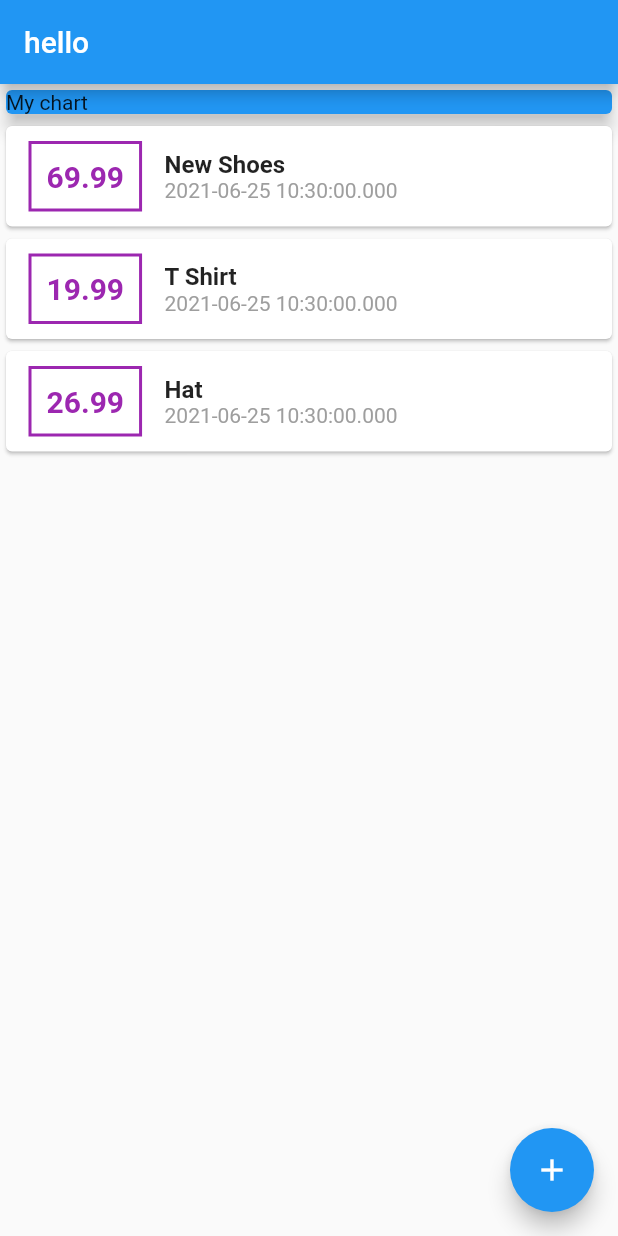
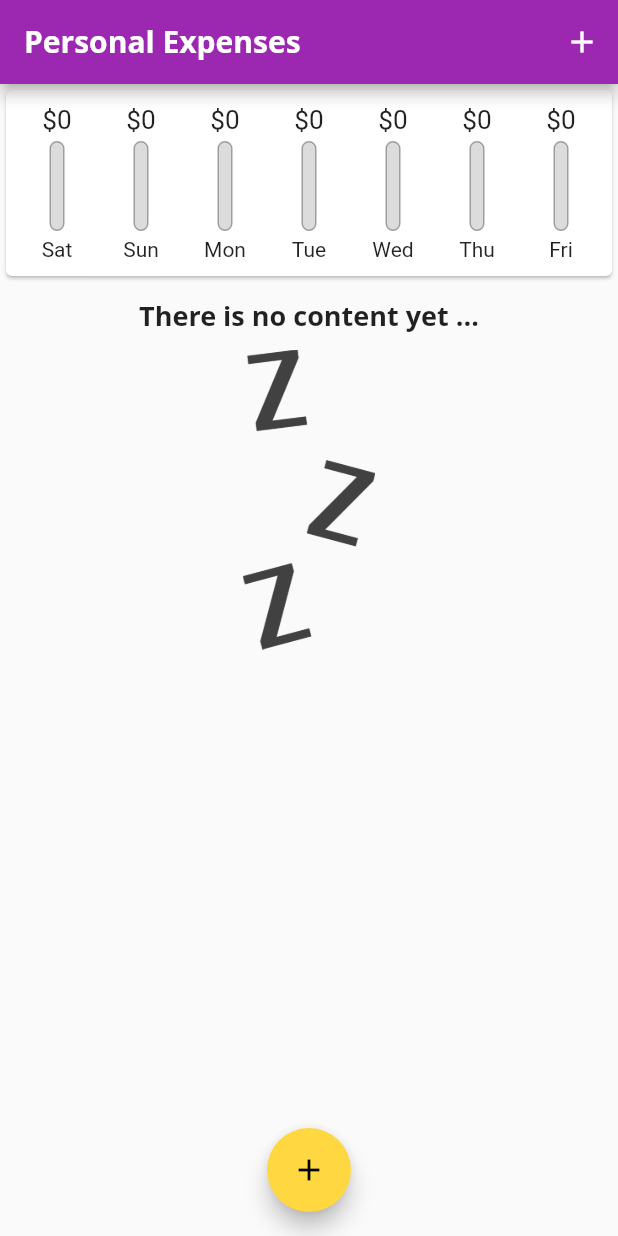
Before and after one commit to erikfors/expenses_tracker, a Flutter app: the screen it shows after launch, on a phone screen of 412 x 824 dp. Run offline on Flutter 3.47's test engine with Material 2 defaults, Android fonts, the phone set to English and light mode, and no system bars; missing offline and left inert: dart:ffi; Roboto replaces fonts that are missing (Open Sans).

Commit message:
Finished app

```diff
--- a/lib/main.dart
+++ b/lib/main.dart
@@ -1,6 +1,9 @@
 import 'package:flutter/material.dart';
 
-import './transaction.dart';
+import '/models/transaction.dart';
+import '/widgets/new_transaction.dart';
+import '/widgets/transaction_list.dart';
+import './widgets/chart.dart';
 
 void main() {
   runApp(MyApp());
@@ -11,32 +14,89 @@ class MyApp extends StatelessWidget {
   @override
   Widget build(BuildContext context) {
     return MaterialApp(
-      title: 'Flutter Demo',
+      title: 'Personal Expenses',
       theme: ThemeData(
         // This is the theme of your application.
-        //
-        // Try running your application with "flutter run". You'll see the
-        // application has a blue toolbar. Then, without quitting the app, try
-        // changing the primarySwatch below to Colors.green and then invoke
-        // "hot reload" (press "r" in the console where you ran "flutter run",
-        // or simply save your changes to "hot reload" in a Flutter IDE).
-        // Notice that the counter didn't reset back to zero; the application
-        // is not restarted.
-        primarySwatch: Colors.blue,
+        primarySwatch: Colors.purple,
+        accentColor: Colors.amberAccent,
+        fontFamily: "Quicksand",
+        textTheme: ThemeData.light().textTheme.copyWith(
+              headline6: TextStyle(
+                fontFamily: "Open Sans",
+                fontSize: 18,
+                fontWeight: FontWeight.bold,
+              ),
+            ),
+        appBarTheme: AppBarTheme(
+          textTheme: ThemeData.light().textTheme.copyWith(
+                headline6: TextStyle(
+                  fontFamily: "Open Sans",
+                  fontSize: 20,
+                  fontWeight: FontWeight.bold,
+                ),
+              ),
+        ),
       ),
       home: MyHomePage(),
     );
   }
 }
 
-class MyHomePage extends StatelessWidget {
-  final List<Transaction> transactions = [
-    Transaction(
-        id: "t1", title: "New Shoes", amount: 69.99, date: DateTime.now()),
-    Transaction(
-        id: "t2", title: "T Shirt", amount: 19.99, date: DateTime.now()),
-    Transaction(id: "t3", title: "Hat", amount: 26.99, date: DateTime.now()),
+class MyHomePage extends StatefulWidget {
+  @override
+  _MyHomePageState createState() => _MyHomePageState();
+}
+
+class _MyHomePageState extends State<MyHomePage> {
+  final List<Transaction> _userTransactions = [
+    // Transaction(
+    //     id: "t1", title: "New Shoes", amount: 69.99, date: DateTime.now()),
+    // Transaction(
+    //     id: "t2", title: "T Shirt", amount: 19.99, date: DateTime.now()),
+    // Transaction(id: "t3", title: "Hat", amount: 26.99, date: DateTime.now()),
   ];
+
+  void _addTransaction(String title, double amount, DateTime dateTime) {
+    final newTx = Transaction(
+      amount: amount,
+      date: dateTime,
+      title: title,
+      id: DateTime.now().toString(),
+    );
+
+    setState(() {
+      _userTransactions.add(newTx);
+    });
+  }
+
+  void _deleteTransaction(String id) {
+    setState(() {
+      _userTransactions.removeWhere(
+        (element) {
+          return element.id == id;
+        },
+      );
+    });
+  }
+
+  List<Transaction> get _recentTransactions {
+    return _userTransactions.where((tx) {
+      return tx.date.isAfter(
+        DateTime.now().subtract(
+          Duration(days: 7),
+        ),
+      );
+    }).toList();
+  }
+
+  void startAddNewTransaction(BuildContext ctx) {
+    showModalBottomSheet(
+      context: ctx,
+      builder: (_) {
+        return NewTransaction(_addTransaction);
+      },
+    );
+  }
 
   @override
   Widget build(BuildContext context) {
@@ -48,74 +108,35 @@ class MyHomePage extends StatelessWidget {
     // than having to individually change instances of widgets.
     return Scaffold(
       appBar: AppBar(
+        actions: [
+          IconButton(
+            icon: Icon(Icons.add),
+            onPressed: () {
+              startAddNewTransaction(context);
+            },
+          ),
+        ],
         // Here we take the value from the MyHomePage object that was created by
         // the App.build method, and use it to set our appbar title.
-        title: Text("hello"),
+        title: const Text(
+          "Personal Expenses",
+        ),
       ),
       body: Column(
         children: [
-          Container(
-            width: double.infinity,
-            child: Card(
-              color: Colors.blue,
-              elevation: 5,
-              child: Text("My chart"),
-            ),
+          Chart(_recentTransactions),
+          Flexible(
+            child: TransactionList(_userTransactions, _deleteTransaction),
           ),
-          Column(
-              children: transactions.map((tx) {
-            return Card(
-              child: Row(
-                children: [
-                  Container(
-                    padding: EdgeInsets.all(10),
-                    margin: EdgeInsets.symmetric(
-                      vertical: 10,
-                      horizontal: 15,
-                    ),
-                    decoration: BoxDecoration(
-                      border: Border.all(
-                        color: Colors.purple,
-                        width: 2,
-                      ),
-                    ),
-                    child: Text(
-                      tx.amount.toString(),
-                      style: TextStyle(
-                        fontWeight: FontWeight.bold,
-                        fontSize: 20,
-                        color: Colors.purple,
-                      ),
-                    ),
-                  ),
-                  Column(
-                    crossAxisAlignment: CrossAxisAlignment.start,
-                    children: [
-                      Text(
-                        tx.title,
-                        style: TextStyle(
-                          fontWeight: FontWeight.bold,
-                          fontSize: 16,
-                        ),
-                      ),
-                      Text(
-                        tx.date.toString(),
-                        style: TextStyle(
-                          color: Colors.grey,
-                        ),
-                      ),
-                    ],
-                  ),
-                ],
-              ),
-            );
-          }).toList()),
         ],
       ),
+      floatingActionButtonLocation: FloatingActionButtonLocation.centerFloat,
       floatingActionButton: FloatingActionButton(
-        onPressed: null,
+        onPressed: () {
+          startAddNewTransaction(context);
+        },
         tooltip: 'Increment',
-        child: Icon(Icons.add),
+        child: const Icon(Icons.add),
       ), // This trailing comma makes auto-formatting nicer for build methods.
     );
   }
--- /dev/null
+++ b/lib/widgets/chart.dart
@@ -0,0 +1,64 @@
+import 'package:flutter/material.dart';
+import 'package:intl/intl.dart';
+
+import '/models/transaction.dart';
+import '/widgets/chart_bar.dart';
+
+class Chart extends StatelessWidget {
+  final List<Transaction> recentTransactions;
+
+  Chart(this.recentTransactions);
+
+  List<Map<String, Object>> get groupedTransactionValues {
+    return List.generate(7, (index) {
+      final weekDay = DateTime.now().subtract(
+        Duration(days: index),
+      );
+      var totalSum = 0.0;
+
+      for (var i = 0; i < recentTransactions.length; i++) {
+        if (recentTransactions[i].date.day == weekDay.day &&
+            recentTransactions[i].date.month == weekDay.month &&
+            recentTransactions[i].date.year == weekDay.year) {
+          totalSum += recentTransactions[i].amount;
+        }
+      }
+
+      return {
+        "day": DateFormat.E().format(
+          weekDay,
+        ),
+        "amount": totalSum,
+      };
+    }).reversed.toList();
+  }
+
+  double get maxSpending {
+    return groupedTransactionValues.fold(0.0, (currentSum, element) {
+      return currentSum + (element["amount"] as double);
+    });
+  }
+
+  @override
+  Widget build(BuildContext context) {
+    return Card(
+      child: Padding(
+        padding: const EdgeInsets.all(6.0),
+        child: Row(
+          mainAxisAlignment: MainAxisAlignment.spaceAround,
+          children: groupedTransactionValues.map((data) {
+            return Flexible(
+              fit: FlexFit.tight,
+              child: ChartBar(
+                  data["day"].toString(),
+                  double.parse(data["amount"].toString()),
+                  maxSpending == 0.0
+                      ? 0.0
+                      : (data["amount"] as double) / maxSpending),
+            );
+          }).toList(),
+        ),
+      ),
+    );
+  }
+}
--- /dev/null
+++ b/lib/widgets/chart_bar.dart
@@ -0,0 +1,54 @@
+import 'package:flutter/material.dart';
+
+class ChartBar extends StatelessWidget {
+  final String label;
+  final double spendingAmount;
+  final double spendingPctOfTotal;
+
+  ChartBar(this.label, this.spendingAmount, this.spendingPctOfTotal);
+
+  @override
+  Widget build(BuildContext context) {
+    return Column(
+      children: [
+        Container(
+          margin: EdgeInsets.symmetric(vertical: 4),
+          height: 20,
+          child: FittedBox(
+            child: Text("\$${spendingAmount.toStringAsFixed(0)}"),
+          ),
+        ),
+        Container(
+          height: 60,
+          width: 10,
+          child: Stack(
+            children: [
+              Container(
+                decoration: BoxDecoration(
+                  border: Border.all(color: Colors.grey, width: 1.0),
+                  color: Color.fromRGBO(220, 220, 220, 1),
+                  borderRadius: BorderRadius.circular(10),
+                ),
+              ),
+              FractionallySizedBox(
+                heightFactor: spendingPctOfTotal,
+                child: Container(
+                  decoration: BoxDecoration(
+                    color: Theme.of(context).primaryColor,
+                    borderRadius: BorderRadius.circular(10),
+                  ),
+                ),
+              ),
+            ],
+          ),
+        ),
+        Container(
+          margin: EdgeInsets.symmetric(
+            vertical: 4,
+          ),
+          child: Text(label),
+        ),
+      ],
+    );
+  }
+}
--- /dev/null
+++ b/lib/widgets/transaction_list.dart
@@ -0,0 +1,76 @@
+import 'package:flutter/material.dart';
+import 'package:intl/intl.dart';
+
+import '/models/transaction.dart';
+
+class TransactionList extends StatelessWidget {
+  final List<Transaction> _userTransactions;
+  final Function deleteTransaction;
+
+  TransactionList(this._userTransactions, this.deleteTransaction);
+
+  @override
+  Widget build(BuildContext context) {
+    return Container(
+      child: _userTransactions.isEmpty
+          ? Column(
+              mainAxisAlignment: MainAxisAlignment.start,
+              children: [
+                Padding(
+                  padding: const EdgeInsets.all(10.0),
+                  child: Text(
+                    "There is no content yet ...",
+                    style: Theme.of(context).textTheme.headline6,
+                  ),
+                ),
+                Container(
+                  height: 200,
+                  child: Image.asset(
+                    'assets/images/waiting.png',
+                    fit: BoxFit.cover,
+                  ),
+                ),
+              ],
+            )
+          : ListView.builder(
+              itemBuilder: (ctx, index) {
+                return Card(
+                  margin: EdgeInsets.symmetric(
+                    vertical: 8,
+                    horizontal: 5,
+                  ),
+                  child: ListTile(
+                    leading: CircleAvatar(
+                      child: Padding(
+                        padding: const EdgeInsets.all(6.0),
+                        child: FittedBox(
+                          child: Text(
+                            "\$${_userTransactions[index].amount}",
+                          ),
+                        ),
+                      ),
+                    ),
+                    title: Text(
+                      _userTransactions[index].title,
+                      style: Theme.of(context).textTheme.headline6,
+                    ),
+                    subtitle: Text(
+                      DateFormat.yMMMd().format(_userTransactions[index].date),
+                    ),
+                    trailing: IconButton(
+                      onPressed: () {
+                        deleteTransaction(_userTransactions[index].id);
+                      },
+                      icon: Icon(
+                        Icons.delete,
+                        color: Colors.red,
+                      ),
+                    ),
+                  ),
+                );
+              },
+              itemCount: _userTransactions.length,
+            ),
+    );
+  }
+}
```
Also changed, not shown: lib/widgets/new_transaction.dart (added, +96 -0 lines), pubspec.yaml (+14 -13 lines), assets/fonts/OpenSans-ExtraBold.ttf (added), assets/fonts/OpenSans-Regular.ttf (added), assets/fonts/Quicksand-Bold.ttf (added), assets/fonts/Quicksand-Light.ttf (added), assets/fonts/Quicksand-Medium.ttf (added), assets/fonts/Quicksand-Regular.ttf (added), assets/images/waiting.png (added), lib/models/transaction.dart (renamed from lib/transaction.dart), pubspec.lock.
